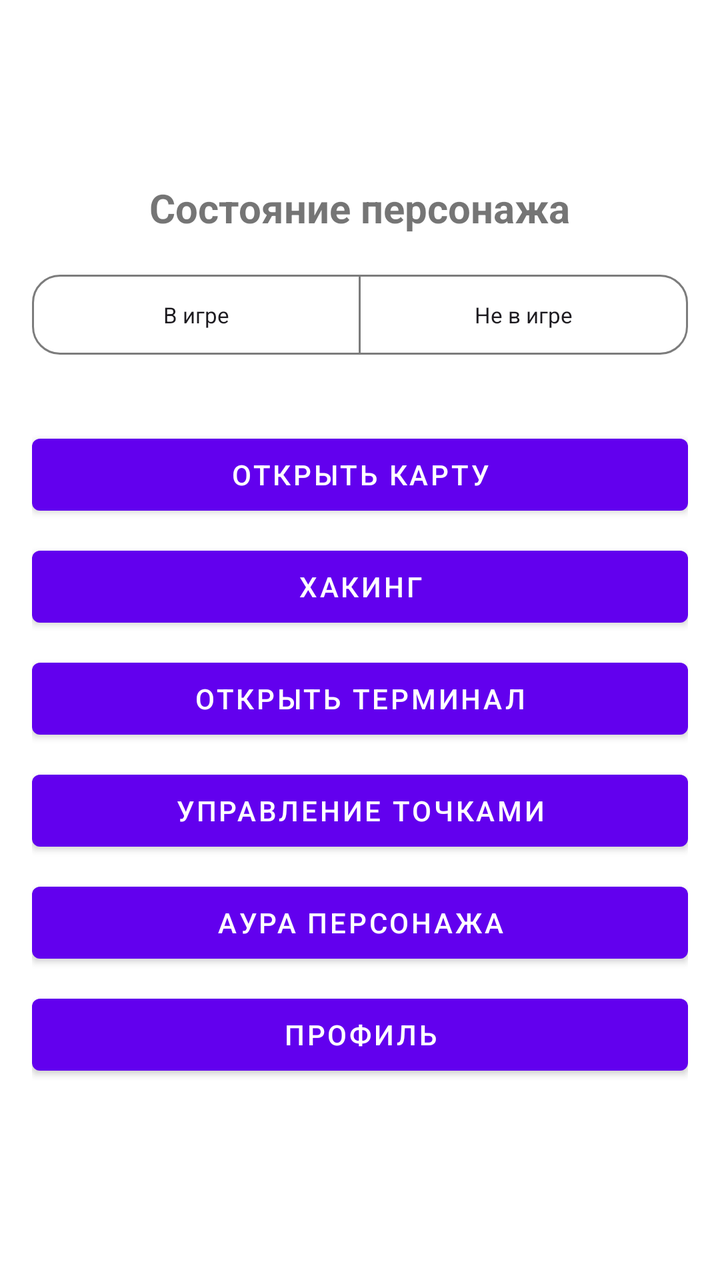
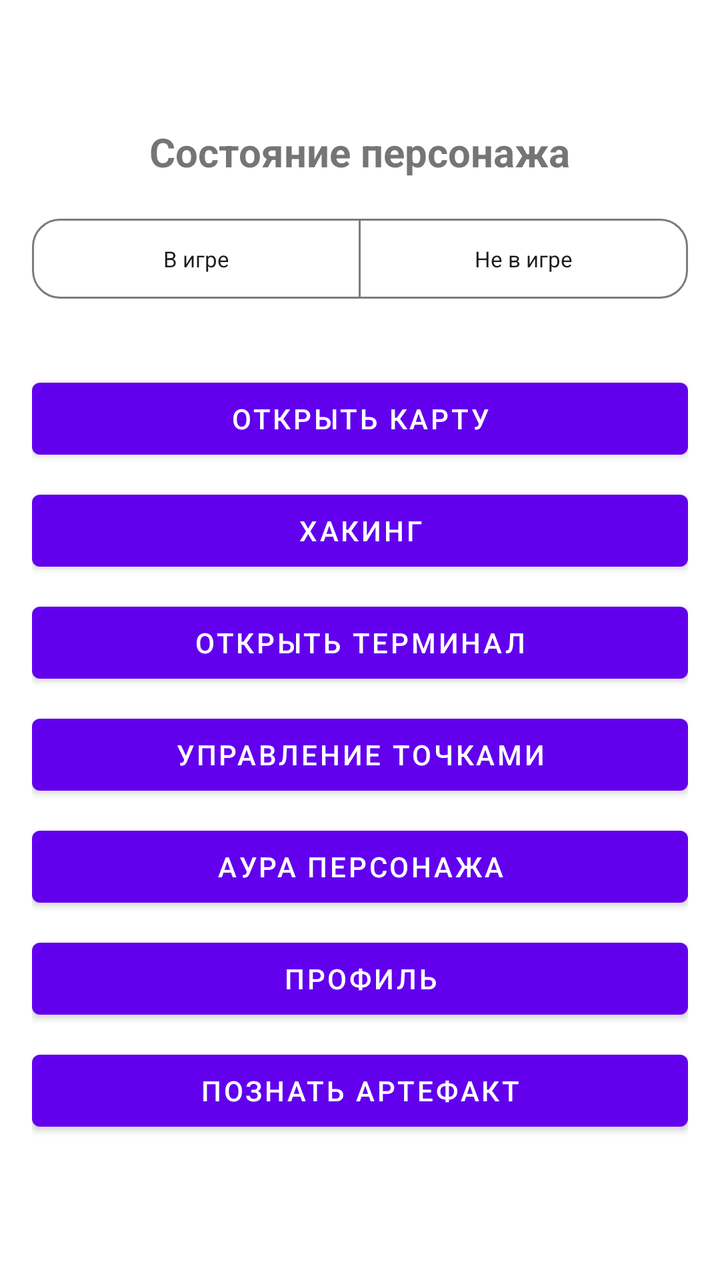

Compare the two renders of this Android layout. The source of the first and the diff that turns it into the second are given below.
<!-- AndroidManifest.xml: application theme Theme.Shift -->
<!-- res/layout/activity_main.xml -->
<?xml version="1.0" encoding="utf-8"?>
<LinearLayout xmlns:android="http://schemas.android.com/apk/res/android"
    xmlns:app="http://schemas.android.com/apk/res-auto"
    android:layout_width="match_parent"
    android:layout_height="match_parent"
    android:orientation="vertical">

    <LinearLayout
        android:layout_width="match_parent"
        android:layout_height="0dp"
        android:layout_weight="1"
        android:orientation="vertical"
        android:padding="16dp"
        android:gravity="center">

        <TextView
            android:layout_width="wrap_content"
            android:layout_height="wrap_content"
            android:text="Состояние персонажа"
            android:textSize="20sp"
            android:textStyle="bold"
            android:layout_marginBottom="16dp"/>

        <com.google.android.material.button.MaterialButtonToggleGroup
            xmlns:android="http://schemas.android.com/apk/res/android"
            xmlns:app="http://schemas.android.com/apk/res-auto"
            android:id="@+id/inGameSelector"
            android:layout_width="match_parent"
            android:layout_height="wrap_content"
            android:orientation="horizontal"
            android:gravity="center"
            android:layout_marginBottom="32dp"
            android:weightSum="2"
            app:selectionRequired="true"
            app:singleSelection="true">

            <com.google.android.material.button.MaterialButton
                android:id="@+id/inGame"
                style="@style/selector_style"
                android:layout_width="wrap_content"
                android:layout_height="wrap_content"
                android:text="В игре" />

            <com.google.android.material.button.MaterialButton
                android:id="@+id/outGame"
                style="@style/selector_style"
                android:layout_width="wrap_content"
                android:layout_height="wrap_content"
                android:text="Не в игре" />
        </com.google.android.material.button.MaterialButtonToggleGroup>
        <Button
            android:id="@+id/btnOpenMap"
            android:text="Открыть карту"
            android:layout_width="match_parent"
            android:layout_height="wrap_content"
            android:layout_marginBottom="8dp"/>

        <Button
            android:id="@+id/btnNeoHacking"
            android:text="Хакинг"
            android:layout_width="match_parent"
            android:layout_height="wrap_content"
            android:layout_marginBottom="8dp"/>

        <Button
            android:id="@+id/openTerminalButton"
            android:layout_width="match_parent"
            android:layout_height="wrap_content"
            android:text="Открыть терминал"
            android:layout_marginBottom="8dp"/>

        <Button
            android:id="@+id/openPointManagementButton"
            android:layout_width="match_parent"
            android:layout_height="wrap_content"
            android:text="Управление точками"
            android:layout_marginBottom="8dp"/>

        <Button
            android:id="@+id/openAuraButton"
            android:layout_width="match_parent"
            android:layout_height="wrap_content"
            android:text="Аура персонажа"
            android:layout_marginBottom="8dp"/>

        <Button
            android:id="@+id/btnOpenProfile"
            android:layout_width="match_parent"
            android:layout_height="wrap_content"
            android:text="Профиль"
            android:layout_marginBottom="8dp"/>

    </LinearLayout>
</LinearLayout>
<!-- resources referenced by this layout -->
<resources>
  <style name="selector_style" parent="Widget.Material3.Button.OutlinedButton">
          <item name="cornerRadius">14dp</item>
          <item name="android:textColor">#1D1B20</item>
          <item name="android:textSize">11sp</item>
          <item name="android:layout_weight">1</item>
          <item name="android:paddingStart">4dp</item>
          <item name="android:paddingEnd">4dp</item>
          <item name="strokeColor">#7C7C7C</item>
          <item name="backgroundTint">@drawable/selector_style_background_tint</item>
          <item name="rippleColor">@color/ripple_material_dark</item>
          <item name="iconTint">@null</item>
      </style>
  <style name="Theme.Shift" parent="Theme.MaterialComponents.DayNight.NoActionBar">
          
          <item name="colorPrimary">@color/purple_500</item>
          <item name="colorPrimaryVariant">@color/purple_700</item>
          <item name="colorOnPrimary">@color/white</item>
          
          <item name="colorSecondary">@color/teal_200</item>
          <item name="colorSecondaryVariant">@color/teal_700</item>
          <item name="colorOnSecondary">@color/black</item>
          
          <item name="android:statusBarColor">?attr/colorPrimaryVariant</item>
          
      </style>
  <!-- drawable selector_style_background_tint (drawable) -->
  <selector xmlns:android="http://schemas.android.com/apk/res/android">
      <item android:color="#CCECFF" android:state_enabled="true" android:state_checked="true"/>
  </selector>
  <color name="purple_500">#FF6200EE</color>
  <color name="purple_700">#FF3700B3</color>
  <color name="white">#FFFFFFFF</color>
  <color name="teal_200">#FF03DAC5</color>
  <color name="teal_700">#FF018786</color>
  <color name="black">#FF000000</color>
</resources>

<!-- the commit's change to res/layout/activity_main.xml (unified diff, before → after) -->
@@ -1,94 +1,93 @@
 <?xml version="1.0" encoding="utf-8"?>
 <LinearLayout xmlns:android="http://schemas.android.com/apk/res/android"
-    xmlns:app="http://schemas.android.com/apk/res-auto"
     android:layout_width="match_parent"
     android:layout_height="match_parent"
-    android:orientation="vertical">
+    android:orientation="vertical"
+    android:padding="16dp"
+    android:gravity="center">
 
-    <LinearLayout
+    <TextView
+        android:layout_width="wrap_content"
+        android:layout_height="wrap_content"
+        android:text="Состояние персонажа"
+        android:textSize="20sp"
+        android:textStyle="bold"
+        android:layout_marginBottom="16dp"/>
+
+    <com.google.android.material.button.MaterialButtonToggleGroup
+        xmlns:android="http://schemas.android.com/apk/res/android"
+        xmlns:app="http://schemas.android.com/apk/res-auto"
+        android:id="@+id/inGameSelector"
         android:layout_width="match_parent"
-        android:layout_height="0dp"
-        android:layout_weight="1"
-        android:orientation="vertical"
-        android:padding="16dp"
-        android:gravity="center">
+        android:layout_height="wrap_content"
+        android:orientation="horizontal"
+        android:gravity="center"
+        android:layout_marginBottom="32dp"
+        android:weightSum="2"
+        app:selectionRequired="true"
+        app:singleSelection="true">
 
-        <TextView
-            android:layout_width="wrap_content"
-            android:layout_height="wrap_content"
-            android:text="Состояние персонажа"
-            android:textSize="20sp"
-            android:textStyle="bold"
-            android:layout_marginBottom="16dp"/>
+    <com.google.android.material.button.MaterialButton
+        android:id="@+id/inGame"
+        style="@style/selector_style"
+        android:layout_width="wrap_content"
+        android:layout_height="wrap_content"
+        android:text="В игре" />
 
-        <com.google.android.material.button.MaterialButtonToggleGroup
-            xmlns:android="http://schemas.android.com/apk/res/android"
-            xmlns:app="http://schemas.android.com/apk/res-auto"
-            android:id="@+id/inGameSelector"
-            android:layout_width="match_parent"
-            android:layout_height="wrap_content"
-            android:orientation="horizontal"
-            android:gravity="center"
-            android:layout_marginBottom="32dp"
-            android:weightSum="2"
-            app:selectionRequired="true"
-            app:singleSelection="true">
+    <com.google.android.material.button.MaterialButton
+        android:id="@+id/outGame"
+        style="@style/selector_style"
+        android:layout_width="wrap_content"
+        android:layout_height="wrap_content"
+        android:text="Не в игре" />
+    </com.google.android.material.button.MaterialButtonToggleGroup>
+    <Button
+        android:id="@+id/btnOpenMap"
+        android:text="Открыть карту"
+        android:layout_width="match_parent"
+        android:layout_height="wrap_content"
+        android:layout_marginBottom="8dp"/>
 
-            <com.google.android.material.button.MaterialButton
-                android:id="@+id/inGame"
-                style="@style/selector_style"
-                android:layout_width="wrap_content"
-                android:layout_height="wrap_content"
-                android:text="В игре" />
+    <Button
+        android:id="@+id/btnNeoHacking"
+        android:text="Хакинг"
+        android:layout_width="match_parent"
+        android:layout_height="wrap_content"
+        android:layout_marginBottom="8dp"/>
 
-            <com.google.android.material.button.MaterialButton
-                android:id="@+id/outGame"
-                style="@style/selector_style"
-                android:layout_width="wrap_content"
-                android:layout_height="wrap_content"
-                android:text="Не в игре" />
-        </com.google.android.material.button.MaterialButtonToggleGroup>
-        <Button
-            android:id="@+id/btnOpenMap"
-            android:text="Открыть карту"
-            android:layout_width="match_parent"
-            android:layout_height="wrap_content"
-            android:layout_marginBottom="8dp"/>
+    <Button
+        android:id="@+id/openTerminalButton"
+        android:layout_width="match_parent"
+        android:layout_height="wrap_content"
+        android:text="Открыть терминал"
+        android:layout_marginBottom="8dp"/>
 
-        <Button
-            android:id="@+id/btnNeoHacking"
-            android:text="Хакинг"
-            android:layout_width="match_parent"
-            android:layout_height="wrap_content"
-            android:layout_marginBottom="8dp"/>
+    <Button
+        android:id="@+id/openPointManagementButton"
+        android:layout_width="match_parent"
+        android:layout_height="wrap_content"
+        android:text="Управление точками"
+        android:layout_marginBottom="8dp"/>
 
-        <Button
-            android:id="@+id/openTerminalButton"
-            android:layout_width="match_parent"
-            android:layout_height="wrap_content"
-            android:text="Открыть терминал"
-            android:layout_marginBottom="8dp"/>
+    <Button
+        android:id="@+id/openAuraButton"
+        android:layout_width="match_parent"
+        android:layout_height="wrap_content"
+        android:text="Аура персонажа"
+        android:layout_marginBottom="8dp"/>
 
-        <Button
-            android:id="@+id/openPointManagementButton"
-            android:layout_width="match_parent"
-            android:layout_height="wrap_content"
-            android:text="Управление точками"
-            android:layout_marginBottom="8dp"/>
+    <Button
+        android:id="@+id/btnOpenProfile"
+        android:layout_width="match_parent"
+        android:layout_height="wrap_content"
+        android:text="Профиль"
+        android:layout_marginBottom="8dp"/>
 
-        <Button
-            android:id="@+id/openAuraButton"
-            android:layout_width="match_parent"
-            android:layout_height="wrap_content"
-            android:text="Аура персонажа"
-            android:layout_marginBottom="8dp"/>
+    <Button
+        android:id="@+id/btnScanArtifact"
+        android:layout_width="match_parent"
+        android:layout_height="wrap_content"
+        android:text="Познать артефакт"
+        android:layout_marginBottom="8dp"/>
 
-        <Button
-            android:id="@+id/btnOpenProfile"
-            android:layout_width="match_parent"
-            android:layout_height="wrap_content"
-            android:text="Профиль"
-            android:layout_marginBottom="8dp"/>
-
-    </LinearLayout>
 </LinearLayout>
